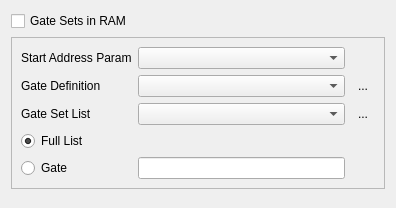
Qt form ui/GateSet.ui (MonroeQuantumNetworks/IonControl) before a commit.
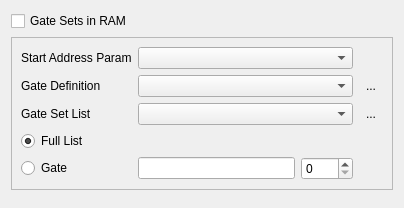
The same form after that commit. Icons and pictures are not drawn.

Commit message: add repetitions to the directly names GateSequence to form a scan

```diff
--- a/ui/GateSet.ui
+++ b/ui/GateSet.ui
@@ -6,7 +6,7 @@
    <rect>
     <x>0</x>
     <y>0</y>
-    <width>396</width>
+    <width>404</width>
     <height>208</height>
    </rect>
   </property>
@@ -33,31 +33,13 @@
       <enum>QFrame::Raised</enum>
      </property>
      <layout class="QGridLayout" name="gridLayout">
-      <item row="2" column="2">
-       <widget class="QToolButton" name="GateSetButton">
-        <property name="text">
-         <string>...</string>
-        </property>
-        <property name="icon">
-         <iconset resource="Experiment.qrc">
-          <normaloff>:/openicon/icons/document-open-5.png</normaloff>:/openicon/icons/document-open-5.png</iconset>
-        </property>
-        <property name="autoRaise">
-         <bool>true</bool>
-        </property>
-       </widget>
-      </item>
-      <item row="1" column="2">
-       <widget class="QToolButton" name="GateDefinitionButton">
-        <property name="text">
-         <string>...</string>
-        </property>
-        <property name="icon">
-         <iconset resource="Experiment.qrc">
-          <normaloff>:/openicon/icons/document-open-5.png</normaloff>:/openicon/icons/document-open-5.png</iconset>
-        </property>
-        <property name="autoRaise">
-         <bool>true</bool>
+      <item row="4" column="2">
+       <widget class="QSpinBox" name="repetitionSpinBox">
+        <property name="sizePolicy">
+         <sizepolicy hsizetype="MinimumExpanding" vsizetype="Fixed">
+          <horstretch>1</horstretch>
+          <verstretch>0</verstretch>
+         </sizepolicy>
         </property>
        </widget>
       </item>
@@ -71,16 +53,13 @@
         </property>
        </widget>
       </item>
-      <item row="1" column="0">
-       <widget class="QLabel" name="label">
+      <item row="0" column="0">
+       <widget class="QLabel" name="label_3">
         <property name="text">
-         <string>Gate Definition</string>
+         <string>Start Address Param</string>
         </property>
        </widget>
       </item>
-      <item row="4" column="1">
-       <widget class="QLineEdit" name="GateEdit"/>
-      </item>
       <item row="4" column="0">
        <widget class="QRadioButton" name="GateRadioButton">
         <property name="text">
@@ -95,7 +74,58 @@
         </property>
        </widget>
       </item>
-      <item row="0" column="1">
+      <item row="1" column="0">
+       <widget class="QLabel" name="label">
+        <property name="text">
+         <string>Gate Definition</string>
+        </property>
+       </widget>
+      </item>
+      <item row="4" column="1">
+       <widget class="QLineEdit" name="GateEdit">
+        <property name="sizePolicy">
+         <sizepolicy hsizetype="Expanding" vsizetype="Fixed">
+          <horstretch>3</horstretch>
+          <verstretch>0</verstretch>
+         </sizepolicy>
+        </property>
+       </widget>
+      </item>
+      <item row="2" column="3">
+       <widget class="QToolButton" name="GateSetButton">
+        <property name="text">
+         <string>...</string>
+        </property>
+        <property name="icon">
+         <iconset resource="Experiment.qrc">
+          <normaloff>:/openicon/icons/document-open-5.png</normaloff>:/openicon/icons/document-open-5.png</iconset>
+        </property>
+        <property name="autoRaise">
+         <bool>true</bool>
+        </property>
+       </widget>
+      </item>
+      <item row="1" column="3">
+       <widget class="QToolButton" name="GateDefinitionButton">
+        <property name="text">
+         <string>...</string>
+        </property>
+        <property name="icon">
+         <iconset resource="Experiment.qrc">
+          <normaloff>:/openicon/icons/document-open-5.png</normaloff>:/openicon/icons/document-open-5.png</iconset>
+        </property>
+        <property name="autoRaise">
+         <bool>true</bool>
+        </property>
+       </widget>
+      </item>
+      <item row="1" column="1" colspan="2">
+       <widget class="QComboBox" name="GateDefinitionBox"/>
+      </item>
+      <item row="2" column="1" colspan="2">
+       <widget class="QComboBox" name="GateSetBox"/>
+      </item>
+      <item row="0" column="1" colspan="2">
        <widget class="QComboBox" name="StartAddressBox">
         <property name="sizePolicy">
          <sizepolicy hsizetype="Preferred" vsizetype="Fixed">
@@ -105,19 +135,6 @@
         </property>
        </widget>
       </item>
-      <item row="0" column="0">
-       <widget class="QLabel" name="label_3">
-        <property name="text">
-         <string>Start Address Param</string>
-        </property>
-       </widget>
-      </item>
-      <item row="1" column="1">
-       <widget class="QComboBox" name="GateDefinitionBox"/>
-      </item>
-      <item row="2" column="1">
-       <widget class="QComboBox" name="GateSetBox"/>
-      </item>
      </layout>
     </widget>
    </item>
```
The commit also changes 1 other file.
